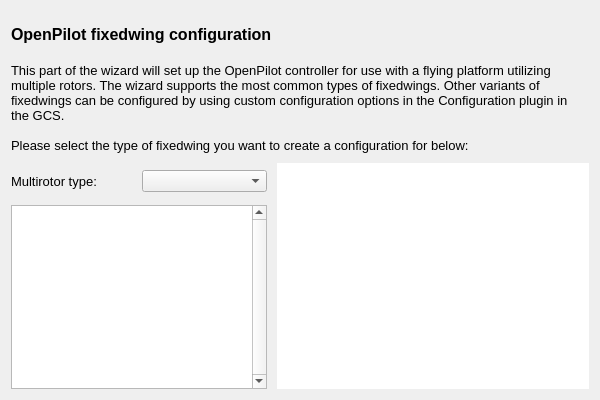
The window that ground/openpilotgcs/src/plugins/setupwizard/pages/fixedwingpage.ui (openpilot/OpenPilot) describes before a commit, drawn with Qt 5.
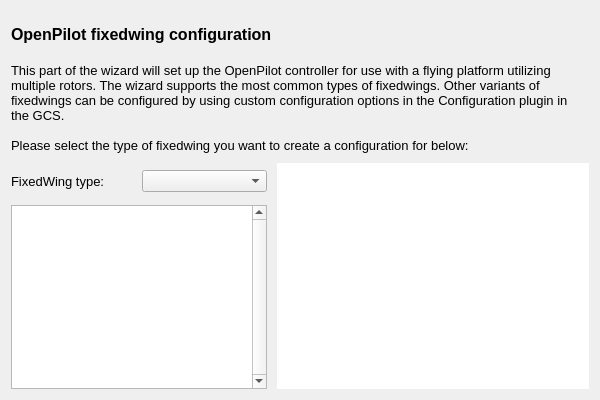
The same window after the commit.

The edit to the form file:
```diff
--- a/ground/openpilotgcs/src/plugins/setupwizard/pages/fixedwingpage.ui
+++ b/ground/openpilotgcs/src/plugins/setupwizard/pages/fixedwingpage.ui
@@ -63,7 +63,7 @@
             </font>
            </property>
            <property name="text">
-            <string>Multirotor type:</string>
+            <string>FixedWing type:</string>
            </property>
           </widget>
          </item>
```
